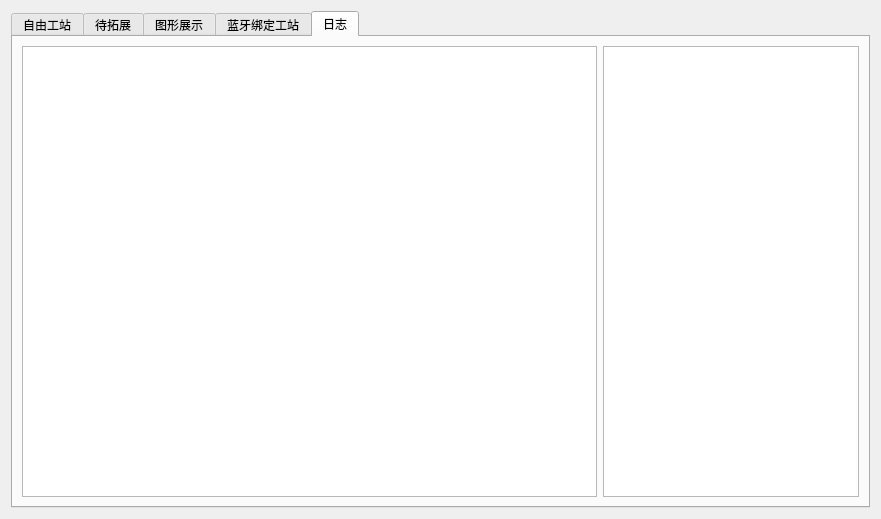
Old version of the form work_station/freework/qfreework.ui in the repository yuhuang163/test.
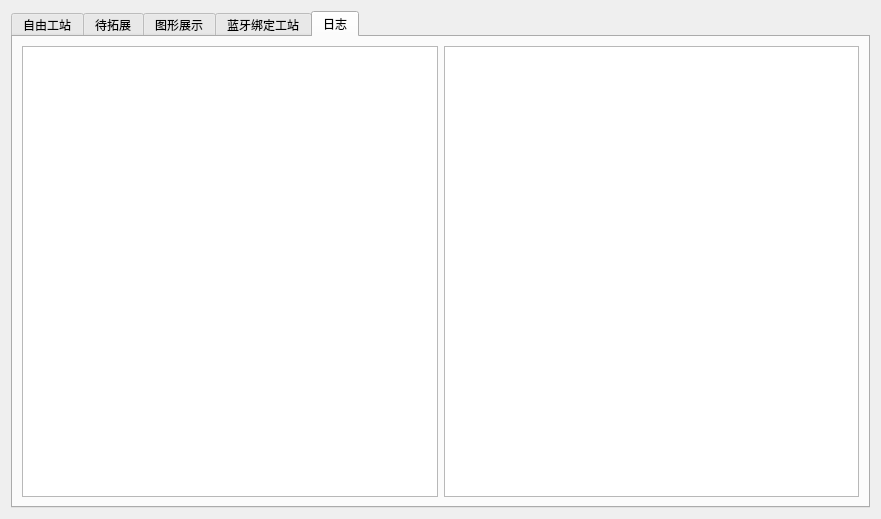
New version of the form. The open tabs and pages were chosen to show the change.

Commit message: 修复自由工站的界面

```diff
--- a/work_station/freework/qfreework.ui
+++ b/work_station/freework/qfreework.ui
@@ -881,19 +881,17 @@
           </property>
           <item>
            <widget class="QPlainTextEdit" name="log">
+            <property name="enabled">
+             <bool>true</bool>
+            </property>
             <property name="sizePolicy">
              <sizepolicy hsizetype="Expanding" vsizetype="Expanding">
-              <horstretch>3</horstretch>
-              <verstretch>0</verstretch>
+              <horstretch>1</horstretch>
+              <verstretch>1</verstretch>
              </sizepolicy>
             </property>
            </widget>
           </item>
-          <item>
-           <layout class="QVBoxLayout" name="verticalLayout_bydMesResource">
-            <property name="spacing">
-             <number>6</number>
-            </property>
             <item>
              <widget class="QPlainTextEdit" name="msgEdit">
               <property name="sizePolicy">
@@ -909,8 +907,6 @@
                <bool>false</bool>
               </property>
              </widget>
-            </item>
-           </layout>
           </item>
          </layout>
         </item>
```
Left out of the diff: 16 changed lines with no effect on the pictures. Lines whose indentation alone changed are shown as unchanged. The commit also changes 2 other files.
